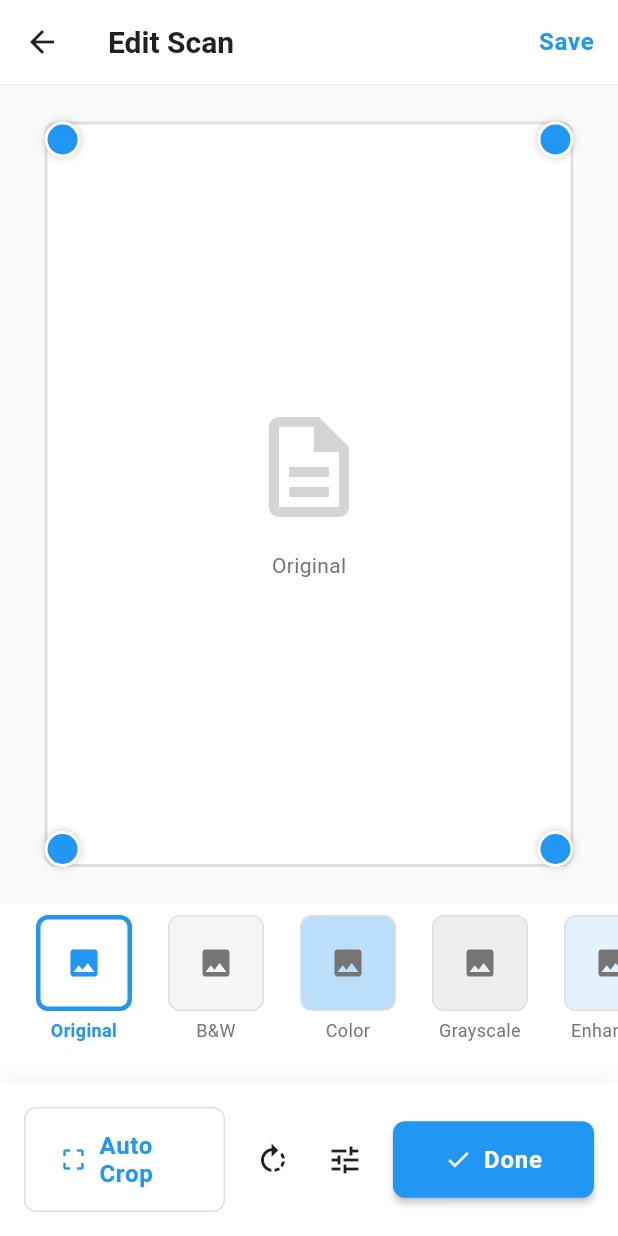
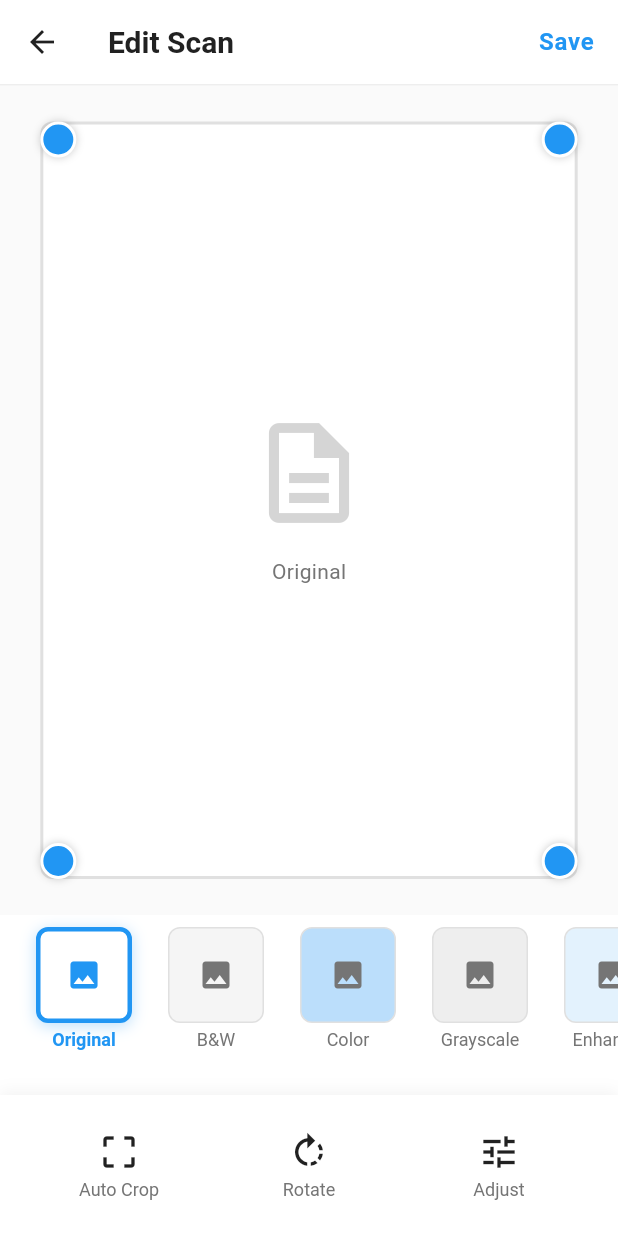
Before and after one commit to semanticist21/scannie, a Flutter app: the EditScreen screen opened by its route, on a phone screen of 412 x 824 dp. Run offline on Flutter 3.47's test engine with Material 3 defaults, Android fonts, the phone set to English and light mode, and no system bars.

Commit message:
feat: Enhance EditScreen with animations for adjustments and filters

```diff
--- a/lib/screens/edit_screen.dart
+++ b/lib/screens/edit_screen.dart
@@ -22,11 +22,33 @@ class EditScreen extends StatefulWidget {
   State<EditScreen> createState() => _EditScreenState();
 }
 
-class _EditScreenState extends State<EditScreen> {
+class _EditScreenState extends State<EditScreen> with SingleTickerProviderStateMixin {
   FilterType _selectedFilter = FilterType.original;
   double _brightness = 0;
   double _contrast = 0;
   bool _showAdjustments = false;
+  late AnimationController _animationController;
+  late Animation<double> _fadeAnimation;
+
+  @override
+  void initState() {
+    super.initState();
+    _animationController = AnimationController(
+      duration: const Duration(milliseconds: 300),
+      vsync: this,
+    );
+    _fadeAnimation = CurvedAnimation(
+      parent: _animationController,
+      curve: Curves.easeInOut,
+    );
+    _animationController.forward();
+  }
+
+  @override
+  void dispose() {
+    _animationController.dispose();
+    super.dispose();
+  }
 
   @override
   Widget build(BuildContext context) {
@@ -48,8 +70,12 @@ class _EditScreenState extends State<EditScreen> {
             child: _buildImagePreview(),
           ),
 
-          // Adjustments slider (conditional)
-          if (_showAdjustments) _buildAdjustments(),
+          // Adjustments slider (conditional with animation)
+          AnimatedSize(
+            duration: const Duration(milliseconds: 300),
+            curve: Curves.easeInOut,
+            child: _showAdjustments ? _buildAdjustments() : const SizedBox.shrink(),
+          ),
 
           // Filter options
           _buildFilterOptions(),
@@ -65,10 +91,14 @@ class _EditScreenState extends State<EditScreen> {
     return Container(
       color: AppColors.background,
       child: Center(
+        child: FadeTransition(
+          opacity: _fadeAnimation,
           child: Stack(
             children: [
               // Image placeholder with filter effect
-            Container(
+              AnimatedContainer(
+                duration: const Duration(milliseconds: 300),
+                curve: Curves.easeInOut,
                 margin: const EdgeInsets.all(AppSpacing.lg),
                 decoration: BoxDecoration(
                   color: _getFilterColor(),
@@ -87,7 +117,7 @@ class _EditScreenState extends State<EditScreen> {
                         Icon(
                           Icons.description_outlined,
                           size: 80,
-                        color: AppColors.textSecondary.withOpacity(0.3),
+                          color: AppColors.textSecondary.withValues(alpha: 0.3),
                         ),
                         const SizedBox(height: AppSpacing.md),
                         Text(
@@ -105,6 +135,7 @@ class _EditScreenState extends State<EditScreen> {
               // Corner handles for manual crop
               ..._buildCropHandles(),
             ],
+          ),
         ),
       ),
     );
@@ -149,7 +180,7 @@ class _EditScreenState extends State<EditScreen> {
         border: Border.all(color: Colors.white, width: 2),
         boxShadow: [
           BoxShadow(
-            color: Colors.black.withOpacity(0.2),
+            color: Colors.black.withValues(alpha: 0.2),
             blurRadius: 4,
           ),
         ],
@@ -241,7 +272,9 @@ class _EditScreenState extends State<EditScreen> {
         margin: const EdgeInsets.only(right: AppSpacing.sm),
         child: Column(
           children: [
-            Container(
+            AnimatedContainer(
+              duration: const Duration(milliseconds: 200),
+              curve: Curves.easeInOut,
               width: 64,
               height: 64,
               decoration: BoxDecoration(
@@ -251,6 +284,15 @@ class _EditScreenState extends State<EditScreen> {
                   color: isSelected ? AppColors.primary : AppColors.border,
                   width: isSelected ? 3 : 1,
                 ),
+                boxShadow: isSelected
+                    ? [
+                        BoxShadow(
+                          color: AppColors.primary.withValues(alpha: 0.3),
+                          blurRadius: 8,
+                          offset: const Offset(0, 2),
+                        ),
+                      ]
+                    : null,
               ),
               child: Icon(
                 Icons.image,
@@ -258,13 +300,14 @@ class _EditScreenState extends State<EditScreen> {
               ),
             ),
             const SizedBox(height: AppSpacing.xs),
-            Text(
-              _getFilterName(filter),
+            AnimatedDefaultTextStyle(
+              duration: const Duration(milliseconds: 200),
               style: AppTextStyles.caption.copyWith(
                 color: isSelected ? AppColors.primary : AppColors.textSecondary,
                 fontWeight: isSelected ? FontWeight.w600 : FontWeight.normal,
               ),
               textAlign: TextAlign.center,
+              child: Text(_getFilterName(filter)),
             ),
           ],
         ),
@@ -279,57 +322,96 @@ class _EditScreenState extends State<EditScreen> {
         color: AppColors.surface,
         boxShadow: [
           BoxShadow(
-            color: Colors.black.withOpacity(0.05),
+            color: Colors.black.withValues(alpha: 0.05),
             blurRadius: 8,
             offset: const Offset(0, -2),
           ),
         ],
       ),
       child: Row(
+        mainAxisAlignment: MainAxisAlignment.spaceEvenly,
         children: [
           // Auto crop
-          Expanded(
-            child: OutlinedButton.icon(
-              onPressed: () {
-                _showMessage('Auto crop applied');
-              },
-              icon: const Icon(Icons.crop_free),
-              label: const Text('Auto Crop'),
+          _buildActionButton(
+            icon: Icons.crop_free,
+            label: 'Auto Crop',
+            tooltip: 'Automatically crop document edges',
+            onPressed: () => _showMessage('Auto crop applied'),
           ),
-          ),
-          const SizedBox(width: AppSpacing.sm),
 
           // Rotate
-          IconButton(
-            onPressed: () {
-              _showMessage('Rotated 90°');
-            },
-            icon: const Icon(Icons.rotate_right),
-            tooltip: 'Rotate',
+          _buildActionButton(
+            icon: Icons.rotate_right,
+            label: 'Rotate',
+            tooltip: 'Rotate 90 degrees clockwise',
+            onPressed: () => _showMessage('Rotated 90°'),
           ),
 
           // Adjustments toggle
-          IconButton(
-            onPressed: () {
-              setState(() => _showAdjustments = !_showAdjustments);
-            },
-            icon: Icon(
-              _showAdjustments ? Icons.tune : Icons.tune_outlined,
+          _buildActionButton(
+            icon: _showAdjustments ? Icons.tune : Icons.tune_outlined,
+            label: 'Adjust',
+            tooltip: _showAdjustments ? 'Hide adjustments' : 'Show brightness and contrast adjustments',
+            onPressed: () => setState(() => _showAdjustments = !_showAdjustments),
+            isActive: _showAdjustments,
           ),
-            tooltip: 'Adjustments',
+        ],
       ),
+    );
+  }
 
-          const SizedBox(width: AppSpacing.sm),
-
-          // Save button
-          Expanded(
-            child: ElevatedButton.icon(
-              onPressed: _saveScan,
-              icon: const Icon(Icons.check),
-              label: const Text('Done'),
+  Widget _buildActionButton({
+    required IconData icon,
+    required String label,
+    required String tooltip,
+    required VoidCallback onPressed,
+    bool isActive = false,
+  }) {
+    return Expanded(
+      child: Tooltip(
+        message: tooltip,
+        child: InkWell(
+          onTap: onPressed,
+          borderRadius: BorderRadius.circular(AppRadius.md),
+          child: AnimatedContainer(
+            duration: const Duration(milliseconds: 200),
+            curve: Curves.easeInOut,
+            padding: const EdgeInsets.symmetric(
+              vertical: AppSpacing.sm,
+              horizontal: AppSpacing.xs,
+            ),
+            decoration: BoxDecoration(
+              color: isActive ? AppColors.primary.withValues(alpha: 0.1) : Colors.transparent,
+              borderRadius: BorderRadius.circular(AppRadius.md),
+              border: isActive
+                  ? Border.all(color: AppColors.primary, width: 1.5)
+                  : null,
+            ),
+            child: Column(
+              mainAxisSize: MainAxisSize.min,
+              children: [
+                AnimatedSwitcher(
+                  duration: const Duration(milliseconds: 200),
+                  child: Icon(
+                    icon,
+                    key: ValueKey(icon),
+                    size: 28,
+                    color: isActive ? AppColors.primary : AppColors.textPrimary,
                   ),
                 ),
+                const SizedBox(height: AppSpacing.xs),
+                AnimatedDefaultTextStyle(
+                  duration: const Duration(milliseconds: 200),
+                  style: AppTextStyles.caption.copyWith(
+                    color: isActive ? AppColors.primary : AppColors.textSecondary,
+                    fontWeight: isActive ? FontWeight.w600 : FontWeight.normal,
+                  ),
+                  child: Text(label),
+                ),
               ],
+            ),
+          ),
+        ),
       ),
     );
   }
```
Lines whose indentation alone changed are shown as unchanged.
